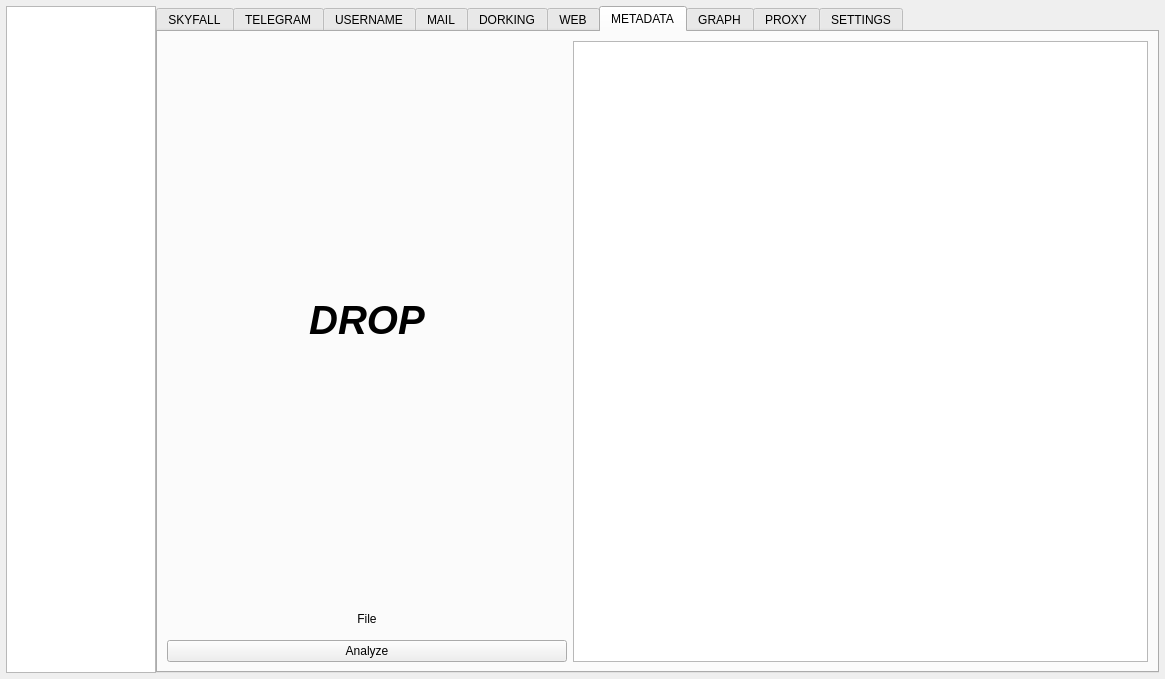
Old version of the form resources/form.ui in the repository Nighty3098/SkyFall.
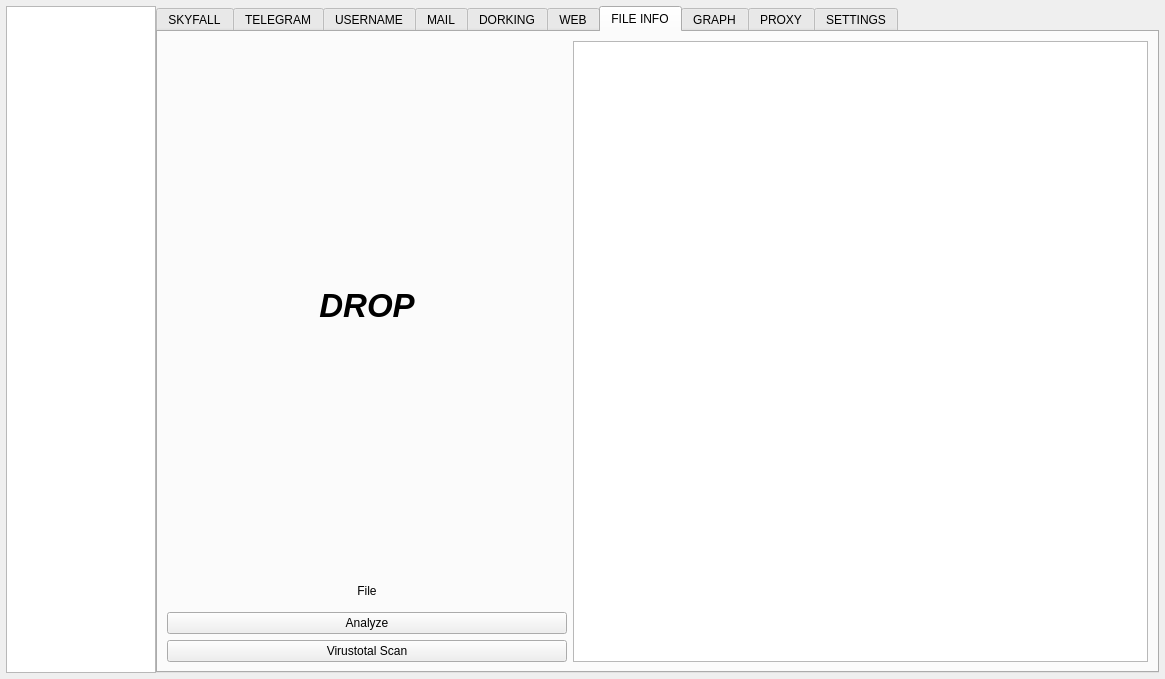
New version of the form. Custom widgets are drawn as their Qt base class.

Commit message: Rename metadata to file_analyzer, add file details tab with tree and hex views, update connectors

What changed in the file:
```diff
--- a/resources/form.ui
+++ b/resources/form.ui
@@ -930,9 +930,22 @@
       </widget>
       <widget class="QWidget" name="metadataTab">
        <attribute name="title">
-        <string>METADATA</string>
+        <string>FILE INFO</string>
        </attribute>
        <layout class="QGridLayout" name="gridLayout_7">
+        <item row="2" column="0">
+         <widget class="QPushButton" name="getMetadataButton">
+          <property name="maximumSize">
+           <size>
+            <width>400</width>
+            <height>16777215</height>
+           </size>
+          </property>
+          <property name="text">
+           <string>Analyze</string>
+          </property>
+         </widget>
+        </item>
         <item row="0" column="0">
          <widget class="DropWidget" name="metadataFileDropWidget" native="true">
           <property name="minimumSize">
@@ -941,12 +954,24 @@
             <height>0</height>
            </size>
           </property>
+          <property name="maximumSize">
+           <size>
+            <width>400</width>
+            <height>16777215</height>
+           </size>
+          </property>
           <layout class="QVBoxLayout" name="verticalLayout">
            <item>
             <widget class="QLabel" name="metadataStatusLabel">
+             <property name="maximumSize">
+              <size>
+               <width>16777215</width>
+               <height>16777215</height>
+              </size>
+             </property>
              <property name="font">
               <font>
-               <pointsize>30</pointsize>
+               <pointsize>25</pointsize>
                <italic>true</italic>
                <bold>true</bold>
               </font>
@@ -957,21 +982,14 @@
              <property name="alignment">
               <set>Qt::AlignmentFlag::AlignCenter</set>
              </property>
+             <property name="wordWrap">
+              <bool>true</bool>
+             </property>
             </widget>
            </item>
           </layout>
          </widget>
         </item>
-        <item row="2" column="0">
-         <widget class="QPushButton" name="getMetadataButton">
-          <property name="text">
-           <string>Analyze</string>
-          </property>
-         </widget>
-        </item>
-        <item row="0" column="1" rowspan="3">
-         <widget class="QPlainTextEdit" name="metadataDebug"/>
-        </item>
         <item row="1" column="0">
          <widget class="QLabel" name="metadataFilePath">
           <property name="minimumSize">
@@ -994,6 +1012,16 @@
           </property>
          </widget>
         </item>
+        <item row="3" column="0">
+         <widget class="QPushButton" name="virustotalScanFileButton">
+          <property name="text">
+           <string>Virustotal Scan</string>
+          </property>
+         </widget>
+        </item>
+        <item row="0" column="1" rowspan="4">
+         <widget class="QPlainTextEdit" name="metadataDebug"/>
+        </item>
        </layout>
       </widget>
       <widget class="QWidget" name="graphTab">
```
The commit also changes 7 other files.
